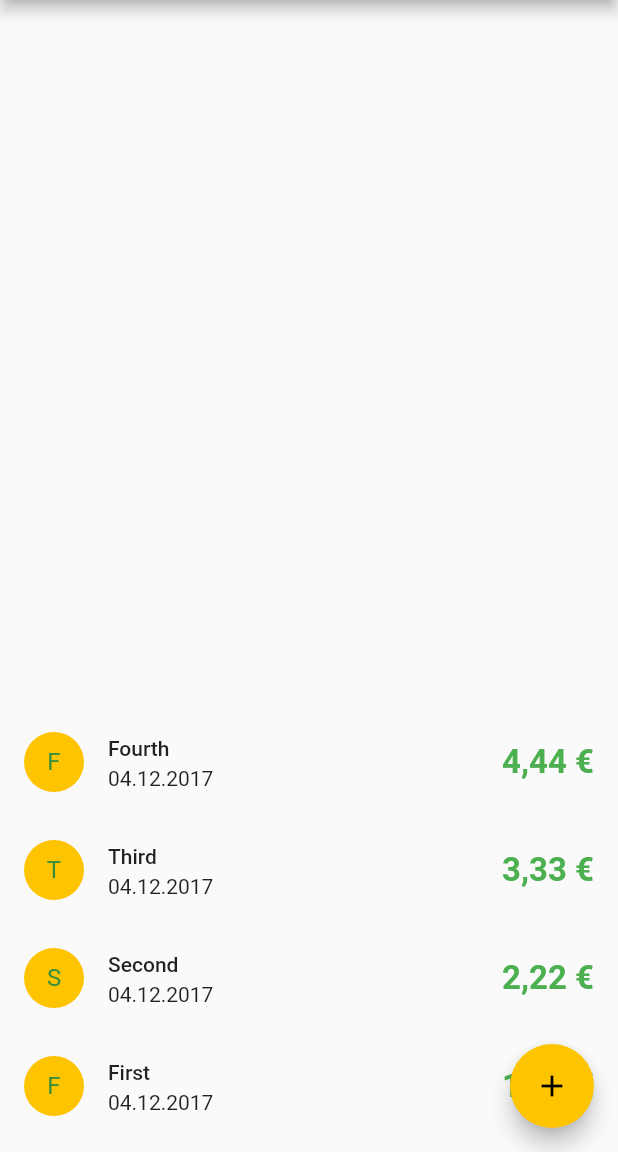
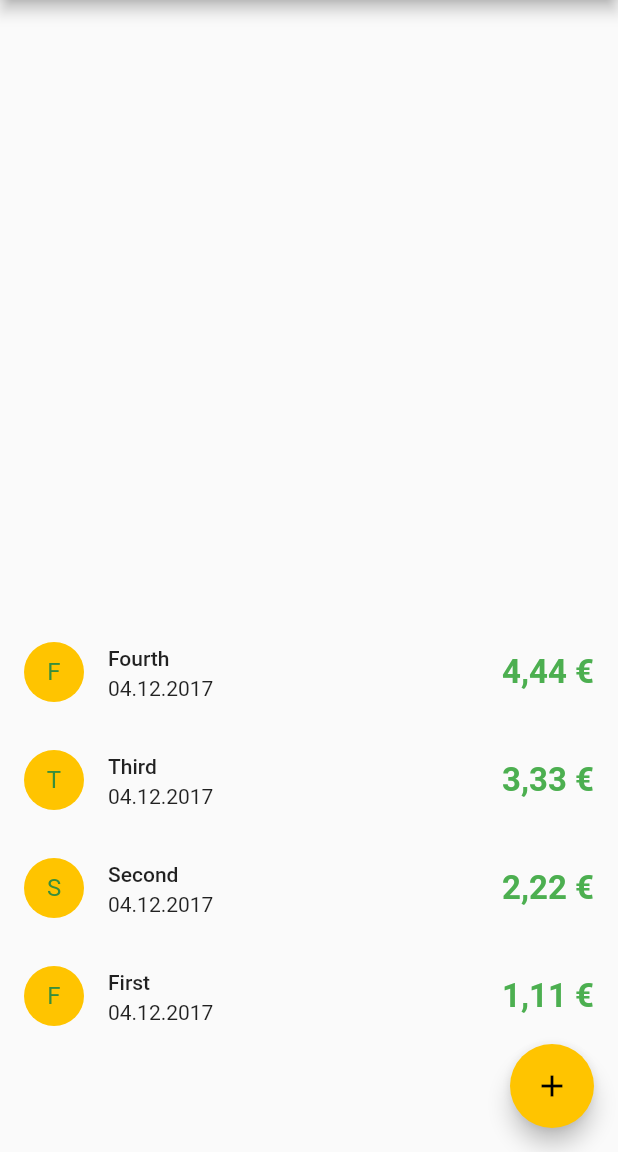
Before and after one commit to j-maas/plusminus-flutter, a Flutter app: the screen it shows after launch, on a phone screen of 412 x 824 dp, the part 84-1236 px from its top. Run offline on Flutter 3.47's test engine with Material 2 defaults, Android fonts, the phone set to English and light mode, and no system bars.

Commit message:
Make expense list avoid floating action button

```diff
--- a/lib/expense_overview/expense_list.dart
+++ b/lib/expense_overview/expense_list.dart
@@ -9,15 +9,18 @@ class ExpenseList extends StatelessWidget {
 
   @override
   Widget build(BuildContext context) {
+    List<Widget> _expenseList = _allExpenses.map<Widget>((Expense expense) {
+      return new ExpenseListItem(
+        expense: expense,
+      );
+    }).toList()
+      ..insert(0, new Container(height: 60.0));
+
     return new ListView(
       shrinkWrap: true,
       reverse: true,
       padding: const EdgeInsets.symmetric(vertical: 8.0),
-      children: _allExpenses.map((Expense expense) {
-        return new ExpenseListItem(
-          expense: expense,
-        );
-      }).toList(),
+      children: _expenseList,
     );
   }
 }
```
